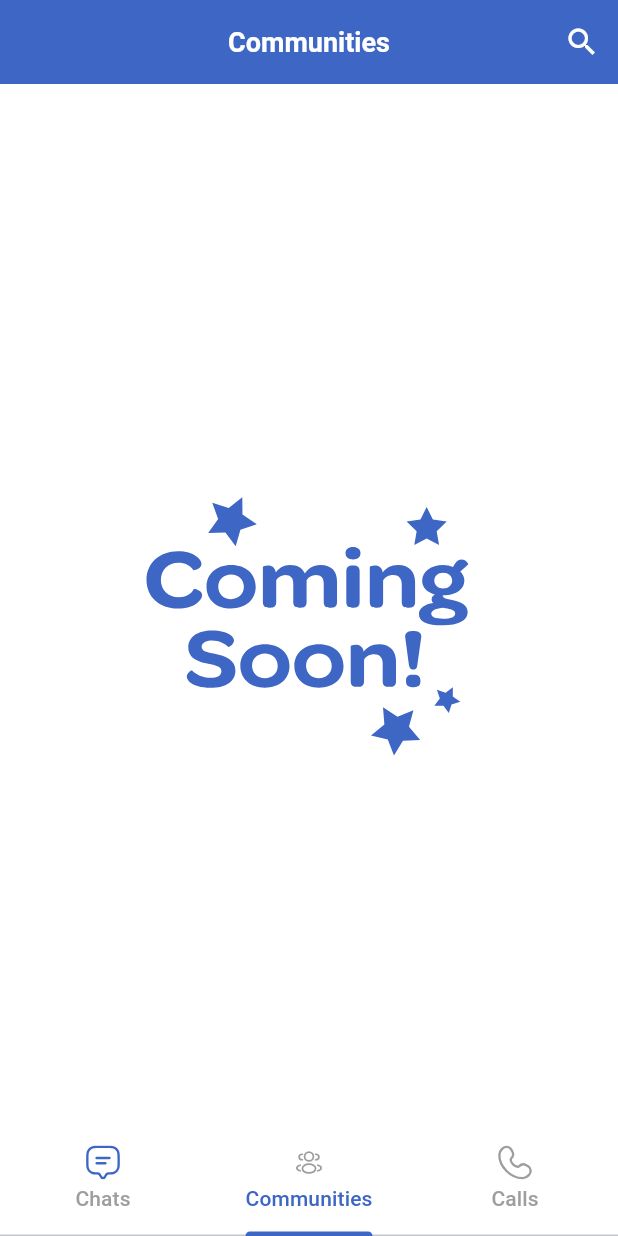
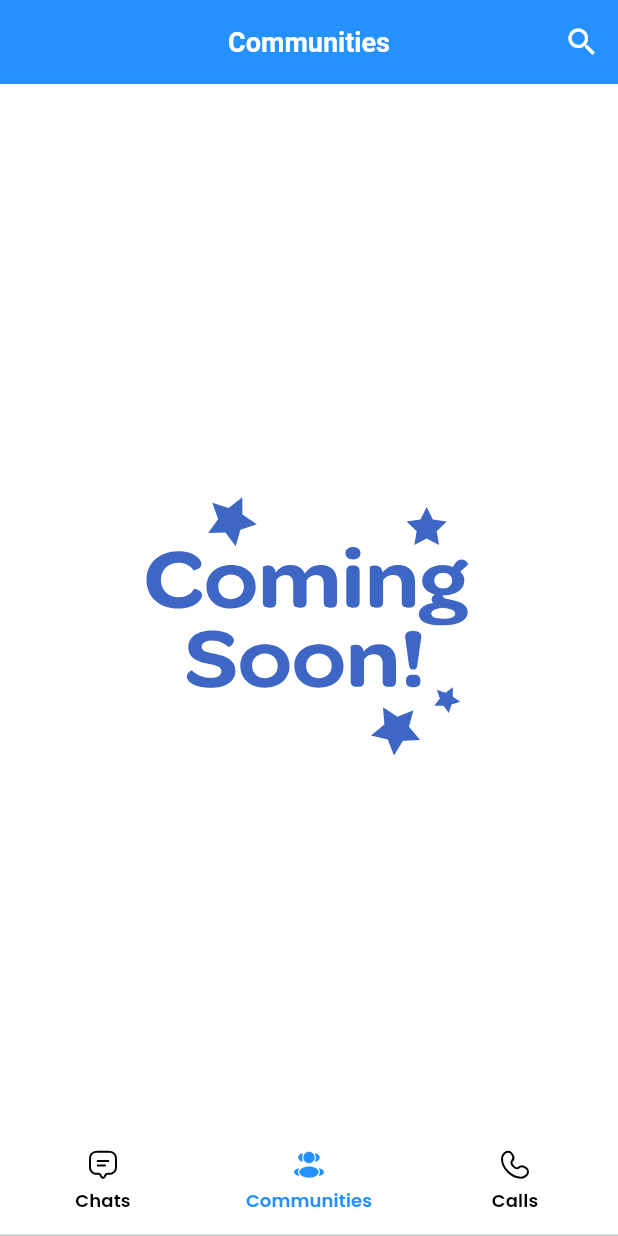
Before and after one commit to lahotimohit/tchat-frontend, a Flutter app: the HomeMainScreen screen opened directly, item 2 of the bottom bar chosen, on a phone screen of 412 x 824 dp. Run offline on Flutter 3.47's test engine with Material 3 defaults, Android fonts, the phone set to English and light mode, and no system bars; our stand-ins replace connectivity_plus, dio, flutter_contacts, flutter_secure_storage, flutter_svg, google_fonts and 3 more; accounts and stored records are empty; network calls fail; project files that could hold a hidden picture were left out.

Commit message:
Change primary color of app, create tab bar according to figma

```diff
--- a/lib/home/screen/dashboard.dart
+++ /dev/null
@@ -1,71 +0,0 @@
-import 'package:flutter/material.dart';
-import 'package:flutter_svg/flutter_svg.dart';
-import 'package:tchat_frontend/home/screen/call_tab.dart';
-import 'package:tchat_frontend/home/screen/communities_tab.dart';
-import 'package:tchat_frontend/home/screen/messages_tab.dart';
-
-class HomeMainScreen extends StatefulWidget {
-  const HomeMainScreen({super.key});
-  @override
-  State<HomeMainScreen> createState() {
-    return _HomeMainScreen();
-  }
-}
-
-class _HomeMainScreen extends State<HomeMainScreen> {
-  @override
-  Widget build(BuildContext context) {
-    return DefaultTabController(
-      length: 3,
-      child: Scaffold(
-        body: SafeArea(
-          child: Column(
-            children: [
-              Expanded(
-                child: TabBarView(
-                  children: [
-                    const MessagesTab(),
-                    const CommunitiesTab(),
-                    CallScreen(),
-                  ],
-                ),
-              ),
-            ],
-          ),
-        ),
-        bottomNavigationBar: Container(
-          color: Theme.of(context).colorScheme.surface,
-          child: TabBar(
-            labelColor: Theme.of(context).colorScheme.primary,
-            unselectedLabelColor: Colors.grey,
-            indicatorColor: Theme.of(context).colorScheme.primary,
-            tabs: [
-              _buildTab("assets/svgs/chats.svg", "Chats", 0),
-              _buildTab("assets/svgs/groups.svg", "Communities", 1),
-              _buildTab("assets/svgs/call.svg", "Calls", 2),
-            ],
-          ),
-        ),
-      ),
-    );
-  }
-
-  Widget _buildTab(String assetPath, String text, int index) {
-    return Tab(
-      icon: Builder(
-        builder: (context) {
-          final isSelected = DefaultTabController.of(context)?.index == index;
-          final color =
-              isSelected ? Theme.of(context).colorScheme.primary : Colors.grey;
-          return SvgPicture.asset(
-            assetPath,
-            height: 24,
-            width: 24,
-            colorFilter: ColorFilter.mode(color, BlendMode.srcIn),
-          );
-        },
-      ),
-      text: text,
-    );
-  }
-}
--- a/lib/main.dart
+++ b/lib/main.dart
@@ -1,6 +1,6 @@
 import 'package:flutter/material.dart';
 import 'package:flutter/services.dart';
-import 'package:tchat_frontend/home/screen/dashboard.dart';
+import 'package:tchat_frontend/src/screens/dashboard.dart';
 import 'package:tchat_frontend/src/providers/storage.dart';
 import 'package:tchat_frontend/src/screens/splash.dart';
 
@@ -37,8 +37,8 @@ class _MyAppState extends State<MyApp> {
   Widget build(BuildContext context) {
     final colorscheme = ColorScheme.fromSeed(
         brightness: Brightness.light,
-        seedColor: const Color.fromARGB(255, 62, 102, 197),
-        primary: const Color.fromARGB(255, 62, 102, 197),
+        seedColor: const Color.fromARGB(255, 36, 145, 255),
+        primary: const Color.fromARGB(255, 36, 145, 255),
         surface: Colors.white);
 
     return MaterialApp(
--- a/lib/numbers/screens/main.dart
+++ b/lib/numbers/screens/main.dart
@@ -1,6 +1,6 @@
 import 'package:flutter/material.dart';
 import 'package:google_fonts/google_fonts.dart';
-import 'package:tchat_frontend/home/screen/dashboard.dart';
+import 'package:tchat_frontend/src/screens/dashboard.dart';
 
 class PhoneNumberMainScreen extends StatefulWidget {
   const PhoneNumberMainScreen({super.key});
--- a/lib/src/api/otp.dart
+++ b/lib/src/api/otp.dart
@@ -1,6 +1,6 @@
 import 'package:flutter/material.dart';
 import 'package:tchat_frontend/api/otp.dart';
-import 'package:tchat_frontend/home/screen/dashboard.dart';
+import 'package:tchat_frontend/src/screens/dashboard.dart';
 import 'package:tchat_frontend/src/providers/storage.dart';
 import 'package:tchat_frontend/src/screens/register.dart';
 
--- a/lib/src/api/register.dart
+++ b/lib/src/api/register.dart
@@ -1,7 +1,7 @@
 import 'package:flutter/material.dart';
 import 'package:tchat_frontend/api/register.dart';
 import 'package:tchat_frontend/src/widgets/snackmessage.dart';
-import 'package:tchat_frontend/home/screen/dashboard.dart';
+import 'package:tchat_frontend/src/screens/dashboard.dart';
 
 Future<bool> onRegister(BuildContext context, String name, String about) async {
   try {
--- /dev/null
+++ b/lib/src/screens/dashboard.dart
@@ -0,0 +1,88 @@
+import 'package:flutter/material.dart';
+import 'package:flutter_svg/flutter_svg.dart';
+import 'package:google_fonts/google_fonts.dart';
+import 'package:tchat_frontend/home/screen/call_tab.dart';
+import 'package:tchat_frontend/home/screen/communities_tab.dart';
+import 'package:tchat_frontend/home/screen/messages_tab.dart';
+import 'package:tchat_frontend/src/common.dart';
+import 'package:tchat_frontend/src/widgets/custom_text.dart';
+
+class HomeMainScreen extends StatefulWidget {
+  const HomeMainScreen({super.key});
+  @override
+  State<HomeMainScreen> createState() {
+    return _HomeMainScreen();
+  }
+}
+
+class _HomeMainScreen extends State<HomeMainScreen> with SingleTickerProviderStateMixin {
+  late TabController _tabController;
+
+  @override
+  void initState() {
+    super.initState();
+    _tabController = TabController(length: 3, vsync: this);
+    _tabController.addListener(() {
+      setState(() {});
+    });
+  }
+
+  @override
+  void dispose() {
+    _tabController.dispose();
+    super.dispose();
+  }
+
+  @override
+  Widget build(BuildContext context) {
+    return Scaffold(
+      body: SafeArea(
+        child: Column(
+          children: [
+            Expanded(
+              child: TabBarView(
+                controller: _tabController,
+                children: const [
+                  MessagesTab(),
+                  CommunitiesTab(),
+                  CallScreen(),
+                ],
+              ),
+            ),
+          ],
+        ),
+      ),
+      bottomNavigationBar: Container(
+        color: Theme.of(context).colorScheme.surface,
+        child: TabBar(
+          controller: _tabController,
+          labelColor: Theme.of(context).colorScheme.primary,
+          labelStyle: GoogleFonts.poppins(fontSize: 12, fontWeight: FontWeight.w600),
+          unselectedLabelColor: black,
+          indicator: const BoxDecoration(),
+          tabs: [
+            _buildTab("chats.svg", "chats_color.svg", "Chats", 0),
+            _buildTab("groups.svg", "groups_color.svg", "Communities", 1),
+            _buildTab("calls.svg", "calls_color.svg", "Calls", 2),
+          ],
+        ),
+      ),
+    );
+  }
+
+  Widget _buildTab(String assetPath, String fillPath, String text, int index) {
+    final isSelected = _tabController.index == index;
+    final color = isSelected ? Theme.of(context).colorScheme.primary : black;
+    final path = isSelected ? "assets/svgs/$fillPath" : "assets/svgs/$assetPath";
+
+    return Tab(
+      icon: SvgPicture.asset(
+        path,
+        height: 26,
+        width: 26,
+        colorFilter: ColorFilter.mode(color, BlendMode.srcIn),
+      ),
+      text: text,
+    );
+  }
+}
--- a/lib/src/screens/register.dart
+++ b/lib/src/screens/register.dart
@@ -2,7 +2,7 @@ import 'package:flutter/material.dart';
 import 'package:flutter_svg/flutter_svg.dart';
 import 'package:google_fonts/google_fonts.dart';
 import 'package:image_picker/image_picker.dart';
-import 'package:tchat_frontend/home/screen/dashboard.dart';
+import 'package:tchat_frontend/src/screens/dashboard.dart';
 // import 'package:tchat_frontend/home/screen/dashboard.dart';
 // import 'package:flutter/cupertino.dart';
 // import 'package:tchat_frontend/src/api/register.dart';
```
Also changed, not shown: pubspec.yaml (+7 -8 lines), assets/svgs/call.svg (deleted), assets/svgs/calls.svg (added), assets/svgs/calls_color.svg (added), assets/svgs/chats.svg, assets/svgs/chats_color.svg (added), assets/svgs/groups_color.svg (added), pubspec.lock, 24 other files.
